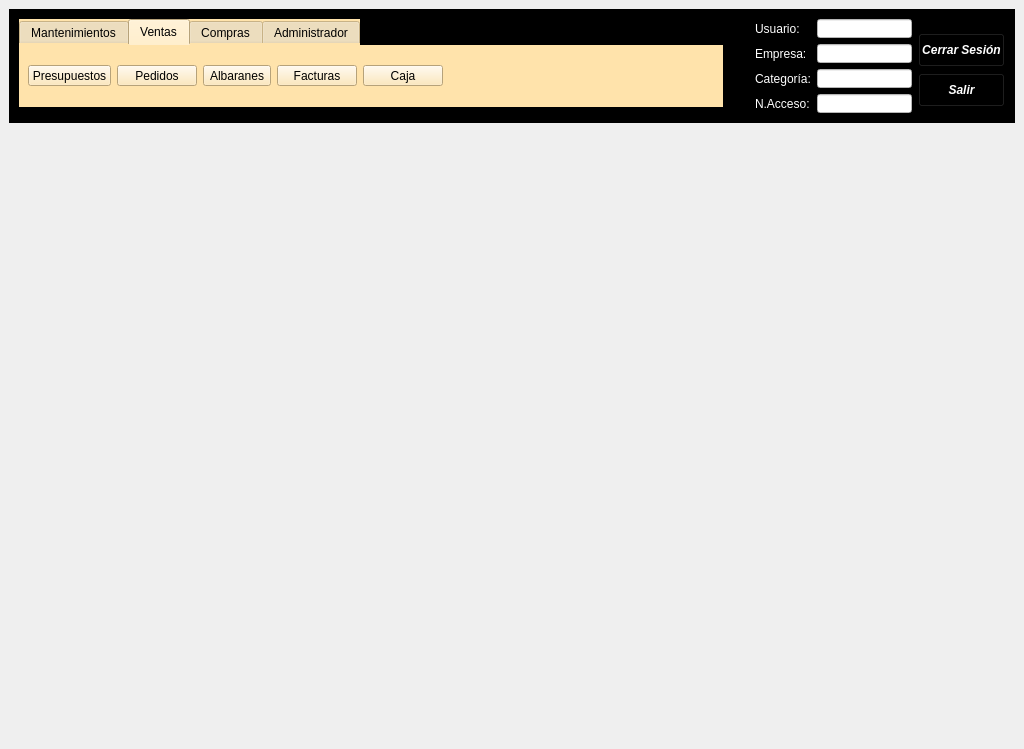
Qt form mainwindow.ui (arcnexus/RedFoX) before a commit.
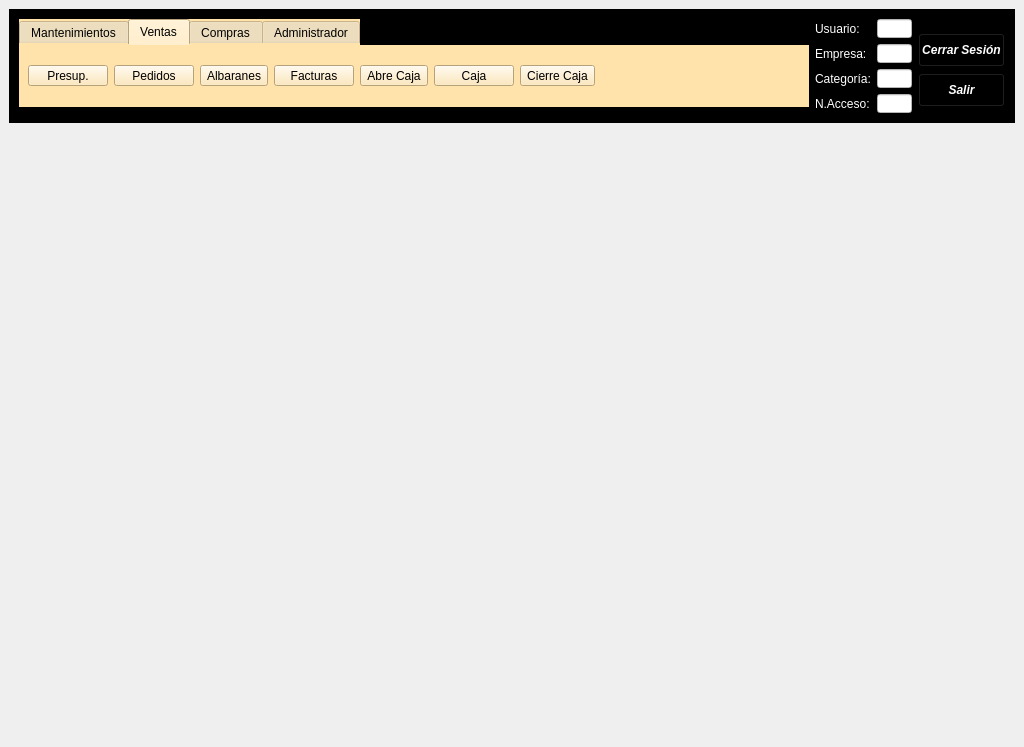
The same form after that commit. Icons and pictures are not drawn.

The edit to the form file:
```diff
--- a/mainwindow.ui
+++ b/mainwindow.ui
@@ -7,7 +7,7 @@
     <x>0</x>
     <y>0</y>
     <width>1024</width>
-    <height>749</height>
+    <height>747</height>
    </rect>
   </property>
   <property name="sizePolicy">
@@ -1028,7 +1028,7 @@
               </size>
              </property>
              <property name="text">
-              <string>Presupuestos</string>
+              <string>Presup.</string>
              </property>
              <property name="icon">
               <iconset resource="terra.qrc">
@@ -1117,6 +1117,26 @@
              </property>
             </widget>
            </item>
+           <item>
+            <widget class="QToolButton" name="btnAbreCaja">
+             <property name="text">
+              <string>Abre Caja</string>
+             </property>
+             <property name="icon">
+              <iconset resource="terra.qrc">
+               <normaloff>:/Icons/PNG/abrecaja.png</normaloff>:/Icons/PNG/abrecaja.png</iconset>
+             </property>
+             <property name="iconSize">
+              <size>
+               <width>32</width>
+               <height>32</height>
+              </size>
+             </property>
+             <property name="toolButtonStyle">
+              <enum>Qt::ToolButtonTextUnderIcon</enum>
+             </property>
+            </widget>
+           </item>
            <item>
             <widget class="QToolButton" name="btnCajaMinuta">
              <property name="minimumSize">
@@ -1143,6 +1163,26 @@
              </property>
             </widget>
            </item>
+           <item>
+            <widget class="QToolButton" name="btnCierreCaja">
+             <property name="text">
+              <string>Cierre Caja</string>
+             </property>
+             <property name="icon">
+              <iconset resource="terra.qrc">
+               <normaloff>:/Icons/PNG/cierrecaja.png</normaloff>:/Icons/PNG/cierrecaja.png</iconset>
+             </property>
+             <property name="iconSize">
+              <size>
+               <width>32</width>
+               <height>32</height>
+              </size>
+             </property>
+             <property name="toolButtonStyle">
+              <enum>Qt::ToolButtonTextUnderIcon</enum>
+             </property>
+            </widget>
+           </item>
            <item>
             <spacer name="horizontalSpacer_2">
              <property name="orientation">
```
